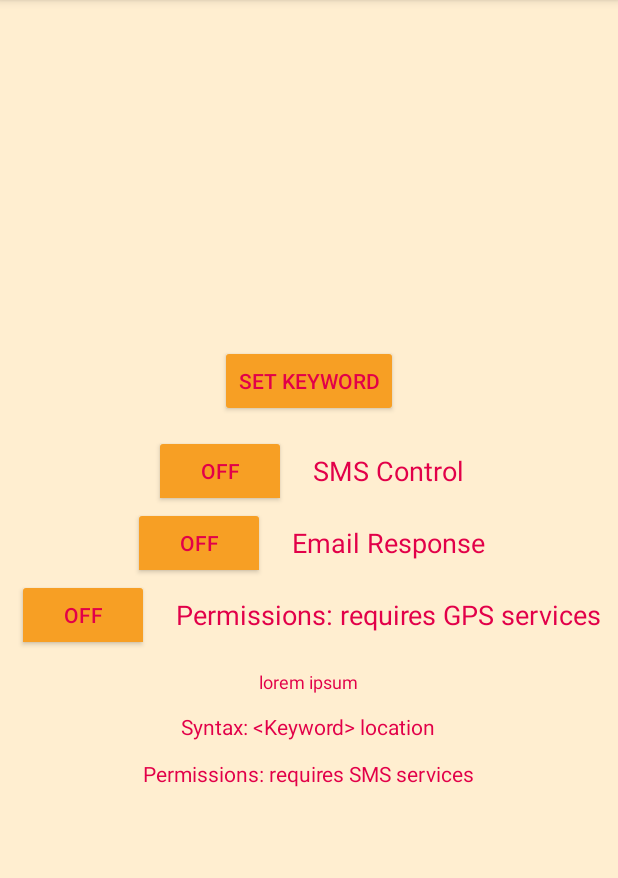
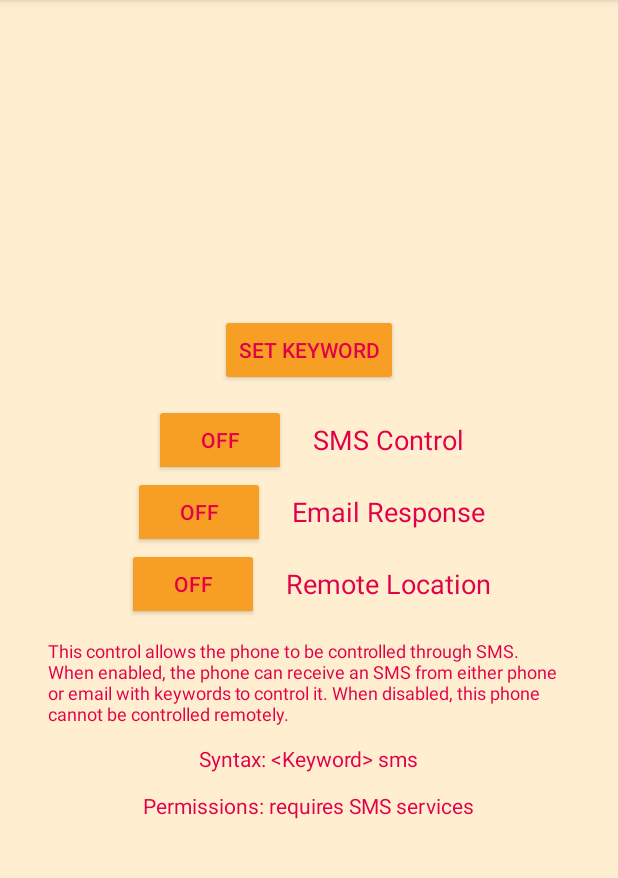
Before and after one commit to francisco1591/ECE_558_Final_Project, an Android app: the screen it shows after launch (MainActivity), after a tap on "SMS Control", on a phone screen of 412 x 824 dp, the part 84-962 px from its top. Run offline under Robolectric (Android 15) with nearby library versions, the phone set to English and light mode, and no system bars.

Commit message:
Finally got TextView listeners to work; basic XML framework

```diff
--- a/app/src/main/java/edu/pdx/ece558/grp4/remotephonecontrol/MainActivity.java
+++ b/app/src/main/java/edu/pdx/ece558/grp4/remotephonecontrol/MainActivity.java
@@ -41,6 +41,10 @@ public class MainActivity extends AppCompatActivity {
     boolean mEmailResponse;
     boolean mRemoteLocation;
 
+    String mKeyword;
+    String mMyEmail;
+    String mPassword;
+
     // UI Widgets
 
     Button btnSetKeyword;
@@ -78,6 +82,9 @@ public class MainActivity extends AppCompatActivity {
         mSMSControl = settings.getBoolean("SMSControl", false);
         mEmailResponse = settings.getBoolean("EmailControl", false);
         mRemoteLocation = settings.getBoolean("RemoteLocation", false);
+        mKeyword = settings.getString("Keyword", "");
+        mMyEmail = settings.getString("EmailAddress", "");
+        mPassword = settings.getString("Password", "");
 
         // Wire up the "Set Keyword" button
         btnSetKeyword = (Button) findViewById(R.id.btnKeyword);
@@ -147,7 +154,7 @@ public class MainActivity extends AppCompatActivity {
         textviewSyntax = (TextView) findViewById(R.id.textview_syntax);
 
         // Wire up the 'permissions' text (at bottom of app)
-        textviewPermission = (TextView) findViewById(R.id.textview_location);
+        textviewPermission = (TextView) findViewById(R.id.textview_permission);
 
         // Wire up the "SMS Control" text item
         textviewSMS = (TextView) findViewById(R.id.textview_SMS);
@@ -158,10 +165,11 @@ public class MainActivity extends AppCompatActivity {
                textviewSyntax.setText(getResources().getString(R.string.syntax_SMS));
                textviewPermission.setText(getResources().getString(R.string.permission_SMS));
            } // onClick
-        });
+
+        }); // setOnClickListener
 
         // Wire up the "Email Response" text item
-        textviewEmail = (TextView) findViewById(R.id.textview_SMS);
+        textviewEmail = (TextView) findViewById(R.id.textview_email);
         textviewEmail.setOnClickListener(new View.OnClickListener() {
 
             public void onClick(View view) {
@@ -169,11 +177,12 @@ public class MainActivity extends AppCompatActivity {
                 textviewSyntax.setText(getResources().getString(R.string.syntax_Email));
                 textviewPermission.setText(getResources().getString(R.string.permission_Email));
             } // onClick
-        });
+
+        }); // setOnClickListener
 
 
         // Wire up the "Remote Location" text item
-        textviewLocation = (TextView) findViewById(R.id.textview_SMS);
+        textviewLocation = (TextView) findViewById(R.id.textview_location);
         textviewLocation.setOnClickListener(new View.OnClickListener() {
 
             public void onClick(View view) {
@@ -181,7 +190,8 @@ public class MainActivity extends AppCompatActivity {
                 textviewSyntax.setText(getResources().getString(R.string.syntax_Location));
                 textviewPermission.setText(getResources().getString(R.string.permission_Location));
             } // onClick
-        });
+
+        }); // setOnClickListener
 
     } // onCreate
 
@@ -280,6 +290,9 @@ public class MainActivity extends AppCompatActivity {
         editor.putBoolean("SMSControl", mSMSControl);
         editor.putBoolean("EmailControl", mEmailResponse);
         editor.putBoolean("RemoteLocation", mRemoteLocation);
+        editor.putString("Keyword", mKeyword);
+        editor.putString("EmailAddress", mMyEmail);
+        editor.putString("Password", mPassword);
 
         editor.commit();
 
--- a/app/src/main/res/layout/activity_main.xml
+++ b/app/src/main/res/layout/activity_main.xml
@@ -85,7 +85,7 @@
             android:layout_width="wrap_content"
             android:layout_height="wrap_content"
             android:text="@string/textview_location"
-            android:textSize="18dp"
+            android:textSize="18sp"
             android:layout_marginLeft="18dp"
             android:id="@+id/textview_location"
             android:clickable="true" />
@@ -98,7 +98,6 @@
         android:layout_marginLeft="32dp"
         android:layout_marginRight="32dp"
         android:id="@+id/textview_description"
-        android:text="@string/description_SMS"
         android:textSize="12dp"
         android:layout_marginBottom="12dp" />
 
@@ -106,14 +105,12 @@
         android:layout_width="wrap_content"
         android:layout_height="wrap_content"
         android:id="@+id/textview_syntax"
-        android:text="@string/syntax_SMS"
         android:layout_marginBottom="12dp" />
 
     <TextView
         android:layout_width="wrap_content"
         android:layout_height="wrap_content"
         android:id="@+id/textview_permission"
-        android:text="@string/permission_SMS"
         android:layout_marginBottom="12dp" />
 
 </LinearLayout>
--- a/app/src/main/res/values/strings.xml
+++ b/app/src/main/res/values/strings.xml
@@ -17,8 +17,8 @@
     <string name="button_keyword">Set Keyword</string>
 
     <string name="description_SMS">This control allows the phone to be controlled through SMS. When enabled, the phone can receive an SMS from either phone or email with keywords to control it. When disabled, this phone cannot be controlled remotely.</string>
-    <string name="description_Email">lorem ipsum</string>
-    <string name="description_Location">lorem ipsum</string>
+    <string name="description_Email">This control allows the phone to respond to sent commands through email. When enabled, the phone will send an email to the GMail account specified on the \'Email\' slider. </string>
+    <string name="description_Location">This control allows the phone to respond to a sent command with it\'s current location. When enabled, the phone will respond to command with GPS coordinates. </string>
 
     <string name="syntax_SMS">Syntax: &lt;Keyword&gt; sms</string>
     <string name="syntax_Email">Syntax: &lt;Keyword&gt; email</string>
```
Also changed, not shown: app/src/main/java/edu/pdx/ece558/grp4/remotephonecontrol/DialogFragment.java (+26 -26 lines).
